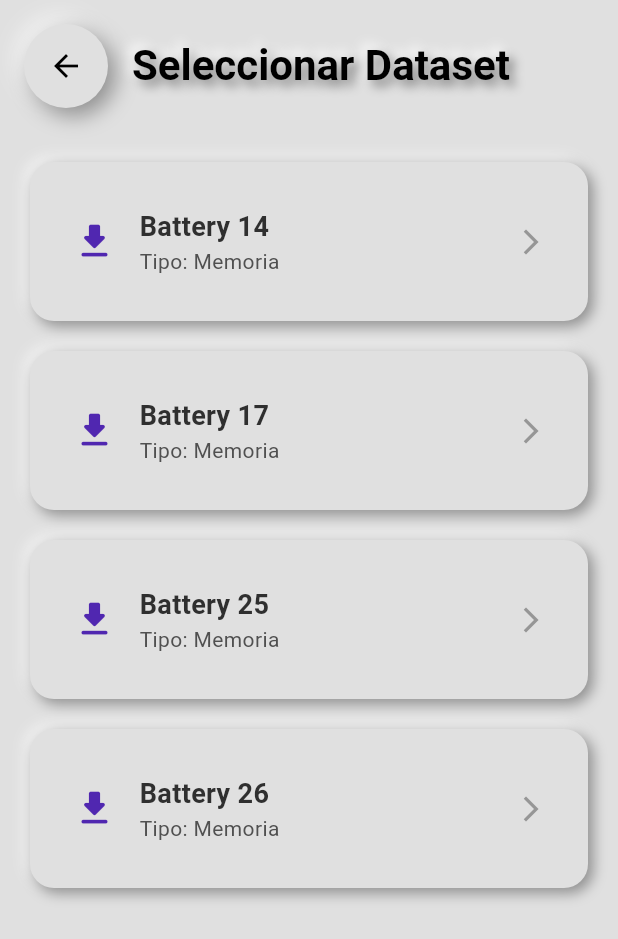
After one commit to jojoji54/Cognitify, a Flutter app: the DatasetSelectionScreen screen opened directly, on a phone screen of 412 x 824 dp. The commit adds this screen. Shown: the top 939 px of the screen. Run offline on Flutter 3.47's test engine with Material 3 defaults, Android fonts, the phone set to English and light mode, and no system bars; our stand-ins replace dashed_circular_progress_bar, flutter_neumorphic_plus, hive, hive_flutter, lottie, shared_preferences; missing offline and left inert: flutter_animator; accounts and stored records are empty.

Commit message:
creando la logica para descargar los dataset

```diff
--- /dev/null
+++ b/lib/data/available_datasets.dart
@@ -0,0 +1,28 @@
+import 'package:cognitify/models/dataset_info.dart';
+
+final List<DatasetInfo> availableDatasets = [
+  DatasetInfo(
+    name: "Battery 14",
+    url: "https://zenodo.org/record/7249732/files/battery14_df.csv?download=1",
+    type: "Memoria",
+    dateAdded: DateTime.now(),
+  ),
+  DatasetInfo(
+    name: "Battery 17",
+    url: "https://zenodo.org/record/7249732/files/battery17_df.csv?download=1",
+    type: "Memoria",
+    dateAdded: DateTime.now(),
+  ),
+  DatasetInfo(
+    name: "Battery 25",
+    url: "https://zenodo.org/record/7249732/files/battery25_df.csv?download=1",
+    type: "Memoria",
+    dateAdded: DateTime.now(),
+  ),
+  DatasetInfo(
+    name: "Battery 26",
+    url: "https://zenodo.org/record/7249732/files/battery26_df.csv?download=1",
+    type: "Memoria",
+    dateAdded: DateTime.now(),
+  ),
+];
--- a/lib/main.dart
+++ b/lib/main.dart
@@ -1,15 +1,25 @@
 import 'package:cognitify/app.dart';
+import 'package:cognitify/models/dataset_info.dart';
+import 'package:cognitify/models/test_result.dart';
+import 'package:cognitify/models/user_profile.dart';
 import 'package:flutter/material.dart';
 import 'package:hive_flutter/hive_flutter.dart';
 
-void main() async{
+void main() async {
   WidgetsFlutterBinding.ensureInitialized();
 
   // Inicializa Hive
   await Hive.initFlutter();
 
-  // Abre las cajas necesarias
-  await Hive.openBox('userBox');
-  await Hive.openBox('resultsBox');
-  runApp( CognitifyApp());
+  // Registra los adaptadores antes de abrir las cajas
+  Hive.registerAdapter(DatasetInfoAdapter());
+  Hive.registerAdapter(UserProfileAdapter());
+  Hive.registerAdapter(TestResultAdapter());
+
+  // Abre las cajas necesarias con tipos específicos
+  await Hive.openBox<UserProfile>('userBox');
+  await Hive.openBox<TestResult>('resultsBox');
+  await Hive.openBox<DatasetInfo>('datasets');
+
+  runApp(CognitifyApp());
 }
--- /dev/null
+++ b/lib/models/dataset_info.dart
@@ -0,0 +1,25 @@
+import 'package:hive/hive.dart';
+
+part 'dataset_info.g.dart';
+
+@HiveType(typeId: 3)
+class DatasetInfo extends HiveObject {
+  @HiveField(0)
+  String name;
+
+  @HiveField(1)
+  String url;
+
+  @HiveField(2)
+  String type; // Memoria, Atención, Razonamiento, etc.
+
+  @HiveField(3)
+  DateTime dateAdded;
+
+  DatasetInfo({
+    required this.name,
+    required this.url,
+    required this.type,
+    required this.dateAdded,
+  });
+}
--- /dev/null
+++ b/lib/screens/dataset_selection_screen.dart
@@ -0,0 +1,118 @@
+import 'package:cognitify/data/available_datasets.dart';
+import 'package:cognitify/models/dataset_info.dart';
+import 'package:cognitify/services/preferences_service.dart';
+import 'package:flutter_neumorphic_plus/flutter_neumorphic.dart';
+import 'package:hive/hive.dart';
+
+class DatasetSelectionScreen extends StatefulWidget {
+  @override
+  State<DatasetSelectionScreen> createState() => _DatasetSelectionScreenState();
+}
+
+class _DatasetSelectionScreenState extends State<DatasetSelectionScreen> {
+  late Box<DatasetInfo> datasetBox;
+
+  @override
+  void initState() {
+    super.initState();
+    loadDatasets();
+  }
+
+  void loadDatasets() {
+    // La caja ya está abierta en main.dart
+    datasetBox = Hive.box<DatasetInfo>('datasets');
+    setState(() {});
+  }
+
+  Future<void> downloadDataset(DatasetInfo dataset) async {
+    // Aquí pondremos la lógica para descargar el dataset
+    await PreferencesService.setDatasetSelected(dataset.type, true);
+    datasetBox.add(dataset);
+    setState(() {});
+  }
+
+  @override
+  Widget build(BuildContext context) {
+    return Scaffold(
+      appBar: NeumorphicAppBar(
+        title: NeumorphicText(
+          "Seleccionar Dataset",
+          style: const NeumorphicStyle(
+            depth: 8,
+            intensity: 0.8,
+            color: Colors.black,
+          ),
+          textStyle: NeumorphicTextStyle(
+            fontSize: 28,
+            fontWeight: FontWeight.bold,
+          ),
+        ),
+        centerTitle: true,
+      ),
+      backgroundColor: NeumorphicTheme.baseColor(context),
+      body: Padding(
+        padding: const EdgeInsets.all(20.0),
+        child: Column(
+          children: availableDatasets.map((dataset) {
+            return Padding(
+              padding: const EdgeInsets.only(bottom: 20),
+              child: NeumorphicButton(
+                onPressed: () => downloadDataset(dataset),
+                style: NeumorphicStyle(
+                  shape: NeumorphicShape.flat,
+                  boxShape:
+                      NeumorphicBoxShape.roundRect(BorderRadius.circular(16)),
+                  depth: 6,
+                ),
+                child: Padding(
+                  padding:
+                      const EdgeInsets.symmetric(vertical: 20, horizontal: 10),
+                  child: Row(
+                    mainAxisAlignment: MainAxisAlignment.spaceBetween,
+                    children: [
+                      Row(
+                        children: [
+                          const Icon(
+                            Icons.download_rounded,
+                            size: 30,
+                            color: Color.fromARGB(255, 80, 39, 176),
+                          ),
+                          const SizedBox(width: 15),
+                          Column(
+                            crossAxisAlignment: CrossAxisAlignment.start,
+                            children: [
+                              Text(
+                                dataset.name,
+                                style: const TextStyle(
+                                  fontSize: 18,
+                                  fontWeight: FontWeight.bold,
+                                  color: Color.fromARGB(255, 47, 47, 47),
+                                ),
+                              ),
+                              Text(
+                                "Tipo: ${dataset.type}",
+                                style: const TextStyle(
+                                  fontSize: 14,
+                                  color: Color.fromARGB(255, 80, 80, 80),
+                                ),
+                              ),
+                            ],
+                          ),
+                        ],
+                      ),
+                      const Icon(
+                        Icons.arrow_forward_ios,
+                        size: 20,
+                        color: Color.fromARGB(255, 150, 150, 150),
+                      ),
+                    ],
+                  ),
+                ),
+              ),
+            );
+          }).toList(),
+        ),
+      ),
+    );
+  }
+}
--- a/lib/screens/test_selection_screen.dart
+++ b/lib/screens/test_selection_screen.dart
@@ -1,5 +1,7 @@
+import 'package:cognitify/screens/dataset_selection_screen.dart';
 import 'package:cognitify/screens/test_execution/memory/memory_test_screen.dart';
 import 'package:cognitify/screens/test_execution/memory/memory_test_type_selection.dart';
+import 'package:cognitify/services/preferences_service.dart';
 import 'package:flutter/services.dart';
 import 'package:flutter_animator/flutter_animator.dart';
 import 'package:flutter_neumorphic_plus/flutter_neumorphic.dart';
@@ -113,15 +115,27 @@ class _TestSelectionScreenState extends State<TestSelectionScreen> {
                               Align(
                                 alignment: Alignment.centerRight,
                                 child: NeumorphicButton(
-                                  onPressed: () {
+                                  onPressed: () async {
                                     HapticFeedback.lightImpact();
-                                    Navigator.push(
-                                      context,
-                                      MaterialPageRoute(
+                                    final hasDataset = await PreferencesService
+                                        .isDatasetSelected(selectedTest!);
+                                    if (hasDataset) {
+                                      Navigator.push(
+                                        context,
+                                        MaterialPageRoute(
                                           builder: (context) => indexs == 0
                                               ? const MemoryTestTypeSelection()
-                                              : const MemoryTestTypeSelection()),
-                                    );
+                                              : const MemoryTestTypeSelection(),
+                                        ),
+                                      );
+                                    } else {
+                                      Navigator.push(
+                                        context,
+                                        MaterialPageRoute(
+                                            builder: (context) =>
+                                                DatasetSelectionScreen()),
+                                      );
+                                    }
                                   },
                                   style: NeumorphicStyle(
                                     shape: NeumorphicShape.flat,
--- /dev/null
+++ b/lib/services/preferences_service.dart
@@ -0,0 +1,50 @@
+// lib/services/preferences_service.dart
+import 'package:shared_preferences/shared_preferences.dart';
+
+class PreferencesService {
+  static const _memoryDatasetSelectedKey = 'memoryDatasetSelected';
+  static const _attentionDatasetSelectedKey = 'attentionDatasetSelected';
+  static const _reasoningDatasetSelectedKey = 'reasoningDatasetSelected';
+
+  // Inicializar SharedPreferences
+  static Future<SharedPreferences> getPrefs() async {
+    return await SharedPreferences.getInstance();
+  }
+
+  // Verificar si un dataset ha sido seleccionado
+  static Future<bool> isDatasetSelected(String datasetType) async {
+    final prefs = await getPrefs();
+    final key = _getDatasetKey(datasetType);
+    return prefs.getBool(key) ?? false;
+  }
+
+  // Marcar un dataset como seleccionado
+  static Future<void> setDatasetSelected(
+      String datasetType, bool selected) async {
+    final prefs = await getPrefs();
+    final key = _getDatasetKey(datasetType);
+    await prefs.setBool(key, selected);
+  }
+
+// Obtener la clave correcta para cada tipo de dataset
+  static String _getDatasetKey(String datasetType) {
+    switch (datasetType.toLowerCase()) {
+      case "memoria":
+        return _memoryDatasetSelectedKey;
+      case "atención":
+        return _attentionDatasetSelectedKey;
+      case "razonamiento":
+        return _reasoningDatasetSelectedKey;
+      default:
+        return ""; // Devuelve una cadena vacía si no está en la lista
+    }
+  }
+
+  // Marcar todos los datasets como no seleccionados (para debugging o reset)
+  /* static Future<void> resetAllDatasets() async {
+    final prefs = await getPrefs();
+    await prefs.remove(_memoryDatasetSelectedKey);
+    await prefs.remove(_attentionDatasetSelectedKey);
+    await prefs.remove(_reasoningDatasetSelectedKey);
+  } */
+}
--- a/pubspec.yaml
+++ b/pubspec.yaml
@@ -46,6 +46,8 @@ dependencies:
   dashed_circular_progress_bar: ^0.0.6
   flutter_animator: ^3.2.2
   shared_preferences: ^2.1.1
+  http: ^1.4.0
+  csv: ^6.0.0
 
 
 dev_dependencies:
```
Also changed, not shown: lib/models/dataset_info.g.dart (added).
